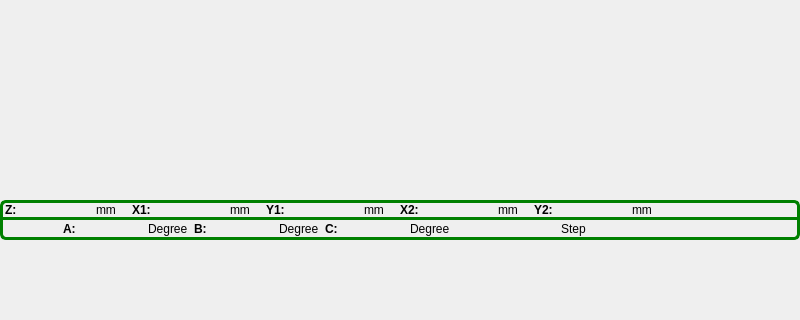
This is mainframe.ui in dongdong-2009/3-5AxisRobot as Qt 5 draws it before an edit; both pictures show x 0 to 800 and y 280 to 600 of the 800 by 600 pixel window. The edited form follows.
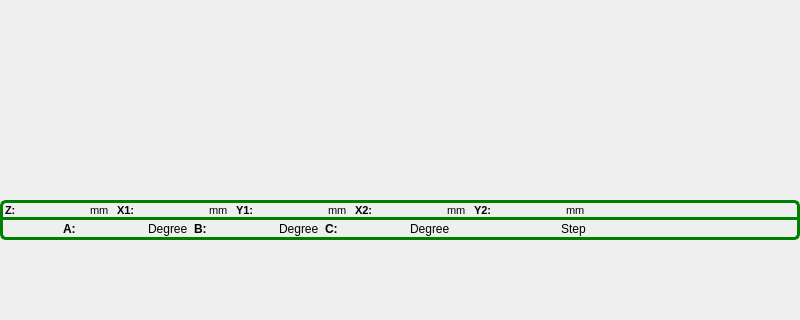
This is the edited form. Custom widgets are drawn as their Qt base class.

Diff of the .ui file:
```diff
--- a/mainframe.ui
+++ b/mainframe.ui
@@ -184,6 +184,7 @@
        <widget class="QLabel" name="zLabel">
         <property name="font">
          <font>
+          <pointsize>8</pointsize>
           <weight>75</weight>
           <bold>true</bold>
          </font>
@@ -197,13 +198,13 @@
        <widget class="QLabel" name="zPosLabel">
         <property name="minimumSize">
          <size>
-          <width>75</width>
+          <width>70</width>
           <height>0</height>
          </size>
         </property>
         <property name="maximumSize">
          <size>
-          <width>75</width>
+          <width>70</width>
           <height>16777215</height>
          </size>
         </property>
@@ -220,8 +221,13 @@
       </item>
       <item>
        <widget class="QLabel" name="zmmLabel">
+        <property name="font">
+         <font>
+          <pointsize>8</pointsize>
+         </font>
+        </property>
         <property name="text">
-         <string>mm    </string>
+         <string>mm  </string>
         </property>
        </widget>
       </item>
@@ -229,6 +235,7 @@
        <widget class="QLabel" name="x1Label">
         <property name="font">
          <font>
+          <pointsize>8</pointsize>
           <weight>75</weight>
           <bold>true</bold>
          </font>
@@ -242,13 +249,13 @@
        <widget class="QLabel" name="xPosLabel">
         <property name="minimumSize">
          <size>
-          <width>75</width>
+          <width>70</width>
           <height>0</height>
          </size>
         </property>
         <property name="maximumSize">
          <size>
-          <width>75</width>
+          <width>70</width>
           <height>16777215</height>
          </size>
         </property>
@@ -265,8 +272,13 @@
       </item>
       <item>
        <widget class="QLabel" name="x1mmLabel">
+        <property name="font">
+         <font>
+          <pointsize>8</pointsize>
+         </font>
+        </property>
         <property name="text">
-         <string>mm    </string>
+         <string>mm  </string>
         </property>
        </widget>
       </item>
@@ -274,6 +286,7 @@
        <widget class="QLabel" name="y1Label">
         <property name="font">
          <font>
+          <pointsize>8</pointsize>
           <weight>75</weight>
           <bold>true</bold>
          </font>
@@ -287,13 +300,13 @@
        <widget class="QLabel" name="yPosLabel">
         <property name="minimumSize">
          <size>
-          <width>75</width>
+          <width>70</width>
           <height>0</height>
          </size>
         </property>
         <property name="maximumSize">
          <size>
-          <width>75</width>
+          <width>70</width>
           <height>16777215</height>
          </size>
         </property>
@@ -310,8 +323,13 @@
       </item>
       <item>
        <widget class="QLabel" name="y1mmLabel">
+        <property name="font">
+         <font>
+          <pointsize>8</pointsize>
+         </font>
+        </property>
         <property name="text">
-         <string>mm    </string>
+         <string>mm  </string>
         </property>
        </widget>
       </item>
@@ -319,6 +337,7 @@
        <widget class="QLabel" name="x2Label">
         <property name="font">
          <font>
+          <pointsize>8</pointsize>
           <weight>75</weight>
           <bold>true</bold>
          </font>
@@ -332,13 +351,13 @@
        <widget class="QLabel" name="pPosLabel">
         <property name="minimumSize">
          <size>
-          <width>75</width>
+          <width>70</width>
           <height>0</height>
          </size>
         </property>
         <property name="maximumSize">
          <size>
-          <width>75</width>
+          <width>70</width>
           <height>16777215</height>
          </size>
         </property>
@@ -355,8 +374,13 @@
       </item>
       <item>
        <widget class="QLabel" name="x2mmLabel">
+        <property name="font">
+         <font>
+          <pointsize>8</pointsize>
+         </font>
+        </property>
         <property name="text">
-         <string>mm    </string>
+         <string>mm  </string>
         </property>
        </widget>
       </item>
@@ -364,6 +388,7 @@
        <widget class="QLabel" name="y2Label">
         <property name="font">
          <font>
+          <pointsize>8</pointsize>
           <weight>75</weight>
           <bold>true</bold>
          </font>
@@ -377,13 +402,13 @@
        <widget class="QLabel" name="qPosLabel">
         <property name="minimumSize">
          <size>
-          <width>75</width>
+          <width>70</width>
           <height>0</height>
          </size>
         </property>
         <property name="maximumSize">
          <size>
-          <width>75</width>
+          <width>70</width>
           <height>16777215</height>
          </size>
         </property>
@@ -400,8 +425,13 @@
       </item>
       <item>
        <widget class="QLabel" name="y2mmLabel">
+        <property name="font">
+         <font>
+          <pointsize>8</pointsize>
+         </font>
+        </property>
         <property name="text">
-         <string>mm    </string>
+         <string>mm  </string>
         </property>
        </widget>
       </item>
```
